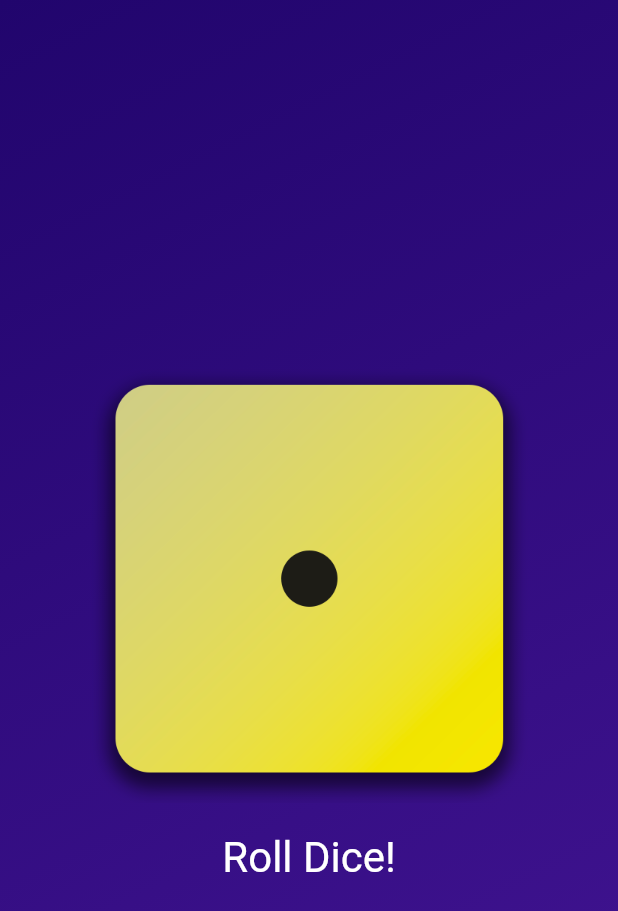
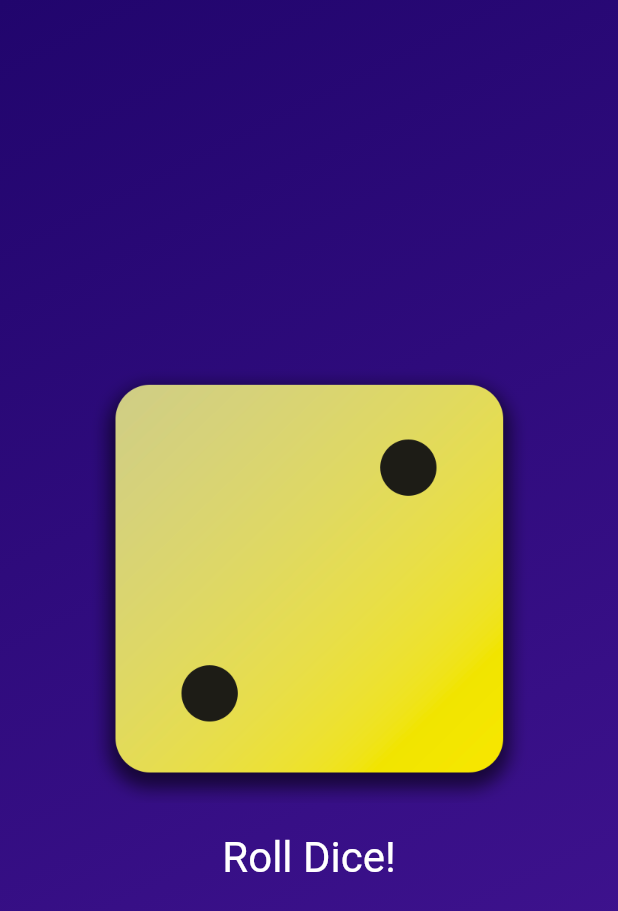
Before and after one commit to hishamthajudheen/diceRoller, a Flutter app: the screen it shows after launch, on a phone screen of 412 x 824 dp. Shown: the top 911 px of the screen. Run offline on Flutter 3.47's test engine with Material 2 defaults, Android fonts, the phone set to English and light mode, and no system bars.

Commit message:
final commit

```diff
--- a/lib/dice_roller.dart
+++ b/lib/dice_roller.dart
@@ -1,5 +1,7 @@
 import 'package:flutter/material.dart';
 import 'dart:math';
+
+final randomizer = Random();
 
 class DiceRoller extends StatefulWidget {
   const DiceRoller({super.key});
@@ -10,12 +12,11 @@
 }
 
 class _DiceRollerState extends State<DiceRoller> {
-  var activeDiceImage = 'assets/images/dice-1.png';
+  var currentDiceRoll = 2;
 
   void rollDice() {
-    var diceRoll = Random().nextInt(6) + 1;
     setState(() {
-      activeDiceImage = 'assets/images/dice-$diceRoll.png';
+      currentDiceRoll = randomizer.nextInt(6) + 1;
     });
   }
 
@@ -25,7 +26,7 @@
       mainAxisSize: MainAxisSize.min,
       children: [
         Image.asset(
-          activeDiceImage,
+          'assets/images/dice-$currentDiceRoll.png',
           width: 300,
         ),
         TextButton(
```
